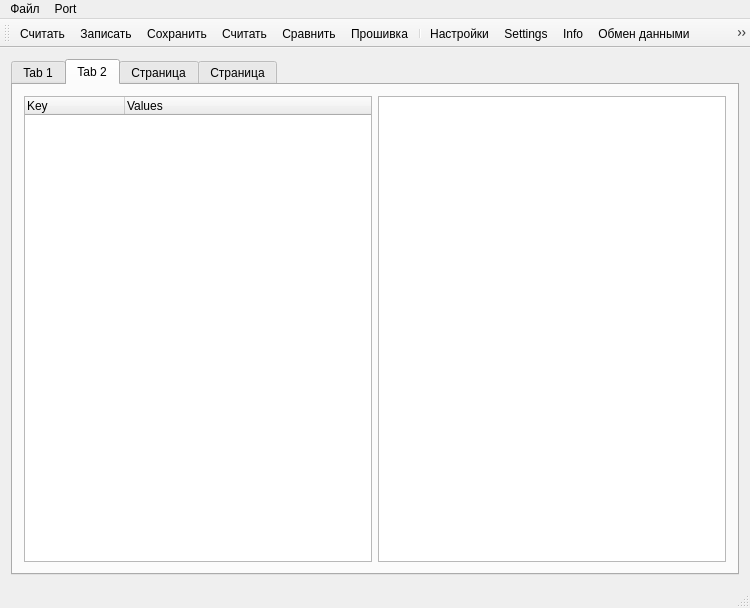
Before: the Qt Designer form ListenPort/listenport.ui in Evgeniykull/ListenPort, drawn with Qt 5.
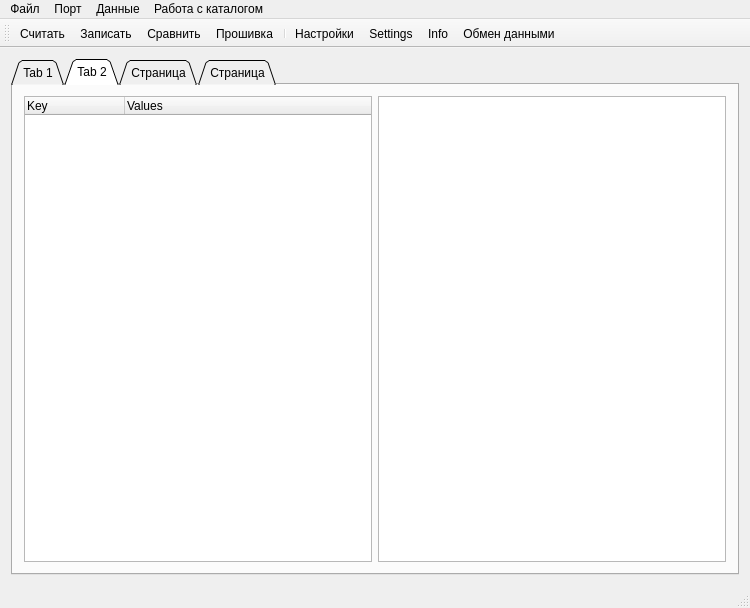
After: the same form once the commit is applied. Icons and pictures are not drawn.

Diff of the .ui file:
```diff
--- a/ListenPort/listenport.ui
+++ b/ListenPort/listenport.ui
@@ -17,9 +17,15 @@
    <layout class="QGridLayout" name="gridLayout">
     <item row="0" column="0">
      <widget class="QTabWidget" name="tabWidget">
+      <property name="tabShape">
+       <enum>QTabWidget::Triangular</enum>
+      </property>
       <property name="currentIndex">
        <number>1</number>
       </property>
+      <property name="usesScrollButtons">
+       <bool>true</bool>
+      </property>
       <widget class="QWidget" name="tab">
        <attribute name="title">
         <string>Tab 1</string>
@@ -205,13 +211,30 @@
    </widget>
    <widget class="QMenu" name="menuPort">
     <property name="title">
-     <string>Port</string>
+     <string>Порт</string>
     </property>
     <addaction name="actionOpen_port"/>
     <addaction name="actionClose_port"/>
    </widget>
+   <widget class="QMenu" name="menu">
+    <property name="title">
+     <string>Работа с каталогом</string>
+    </property>
+    <addaction name="actWriteCatalog"/>
+    <addaction name="actGetCatalog"/>
+    <addaction name="actWriteCatalogToDevice"/>
+   </widget>
+   <widget class="QMenu" name="menu_2">
+    <property name="title">
+     <string>Данные</string>
+    </property>
+    <addaction name="actSave"/>
+    <addaction name="actReadFormFile"/>
+   </widget>
    <addaction name="menuFile"/>
    <addaction name="menuPort"/>
+   <addaction name="menu_2"/>
+   <addaction name="menu"/>
   </widget>
   <widget class="QToolBar" name="mainToolBar">
    <attribute name="toolBarArea">
@@ -222,8 +245,6 @@
    </attribute>
    <addaction name="actRead"/>
    <addaction name="actWrite"/>
-   <addaction name="actSave"/>
-   <addaction name="actReadFormFile"/>
    <addaction name="actCompare"/>
    <addaction name="actFirmware"/>
    <addaction name="separator"/>
@@ -231,8 +252,6 @@
    <addaction name="actChangeParams"/>
    <addaction name="actParams"/>
    <addaction name="actExchange"/>
-   <addaction name="actWriteCatalog"/>
-   <addaction name="actGetCatalog"/>
   </widget>
   <widget class="QStatusBar" name="statusBar"/>
   <action name="actRead">
@@ -283,7 +302,7 @@
      <normaloff>:/pict/pict/read_data.png</normaloff>:/pict/pict/read_data.png</iconset>
    </property>
    <property name="text">
-    <string>Считать</string>
+    <string>Загрузить</string>
    </property>
    <property name="toolTip">
     <string>Считать данные из файла</string>
@@ -393,12 +412,17 @@
   </action>
   <action name="actWriteCatalog">
    <property name="text">
-    <string>Записать каталог</string>
+    <string>Записать каталог в файл</string>
    </property>
   </action>
   <action name="actGetCatalog">
    <property name="text">
-    <string>Получить каталог</string>
+    <string>Получить каталог из файла</string>
+   </property>
+  </action>
+  <action name="actWriteCatalogToDevice">
+   <property name="text">
+    <string>Записать каталог на устройство</string>
    </property>
   </action>
  </widget>
```
